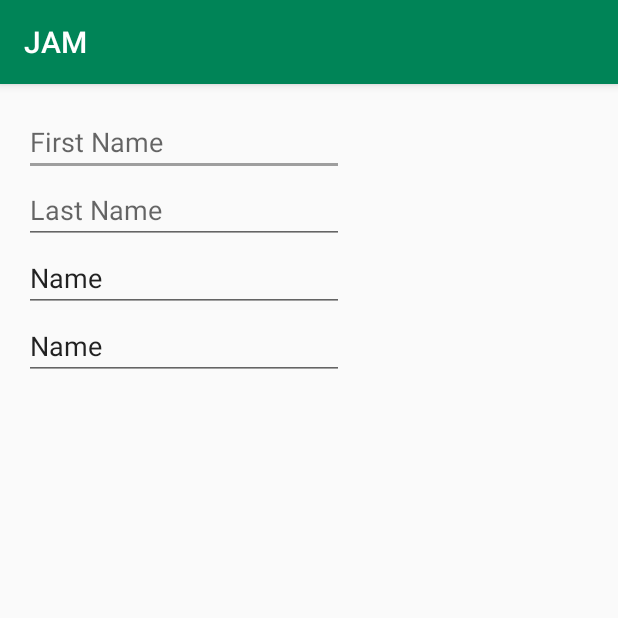
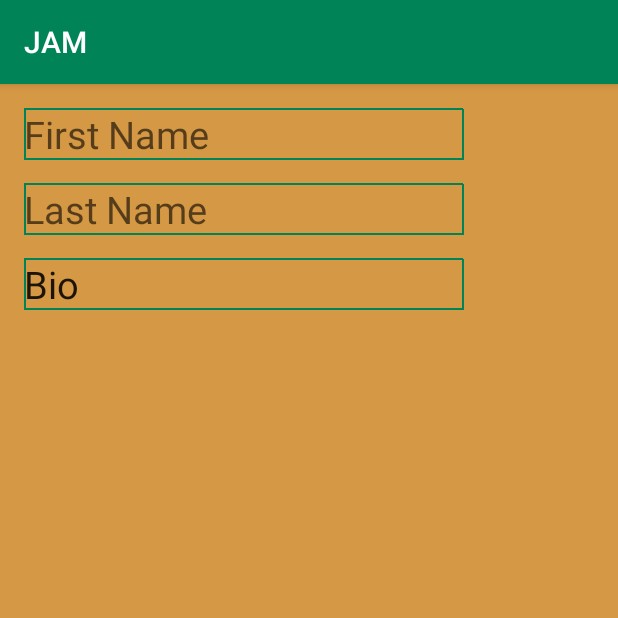
Before and after one commit to clonetrooper67/JAM, an Android app: the ProfileEditActivity screen opened directly, with no data from a screen before it, on a phone screen of 412 x 824 dp, the top half of it. Run offline under Robolectric (Android 15) with nearby library versions, the phone set to English and light mode, and no system bars.

Commit message:
New profile

```diff
--- a/app/src/main/res/layout/activity_post_pager.xml
+++ b/app/src/main/res/layout/activity_post_pager.xml
@@ -6,7 +6,8 @@
         android:orientation="vertical"
         android:layout_width="match_parent"
         android:layout_height="match_parent"
-        android:layout_centerHorizontal="true">
+        android:layout_alignParentTop="true"
+        android:layout_alignParentStart="true">
 
         <TextView
             android:text="Post body"
@@ -17,7 +18,8 @@
         <LinearLayout
             android:orientation="horizontal"
             android:layout_width="match_parent"
-            android:layout_height="match_parent">
+            android:layout_height="match_parent"
+            android:layout_marginTop="15dp">
 
             <Button
                 android:text="Submit"
--- a/app/src/main/res/layout/activity_profile_edit.xml
+++ b/app/src/main/res/layout/activity_profile_edit.xml
@@ -1,6 +1,7 @@
 <?xml version="1.0" encoding="utf-8"?>
-<RelativeLayout xmlns:android="http://schemas.android.com/apk/res/android"
+<LinearLayout xmlns:android="http://schemas.android.com/apk/res/android"
     xmlns:tools="http://schemas.android.com/tools"
+    android:orientation="vertical"
     android:id="@+id/activity_profile_edit"
     android:layout_width="match_parent"
     android:layout_height="match_parent"
@@ -8,6 +9,7 @@
     android:paddingLeft="@dimen/activity_horizontal_margin"
     android:paddingRight="@dimen/activity_horizontal_margin"
     android:paddingTop="@dimen/activity_vertical_margin"
+    android:background="@color/colorSecondary"
     tools:context="example.com.jam.ProfileEditActivity">
 
     <EditText
@@ -15,10 +17,13 @@
         android:layout_height="wrap_content"
         android:inputType="textPersonName"
         android:ems="10"
+        android:id="@+id/fNameEditText"
+        android:hint="First Name"
         android:layout_alignParentTop="true"
-        android:layout_alignParentStart="true"
-        android:id="@+id/fNameEditText"
-        android:hint="First Name" />
+        android:layout_marginBottom="15dp"
+        android:textSize="25dp"
+        android:background="@drawable/shapeline"
+        android:layout_alignParentStart="true" />
 
     <EditText
         android:layout_width="wrap_content"
@@ -27,26 +32,22 @@
         android:ems="10"
         android:layout_below="@+id/fNameEditText"
         android:layout_alignParentStart="true"
+        android:textSize="25dp"
         android:id="@+id/lNameEditText"
+        android:layout_marginBottom="15dp"
+        android:background="@drawable/shapeline"
         android:hint="Last Name" />
+
 
     <EditText
         android:layout_width="wrap_content"
         android:layout_height="wrap_content"
         android:inputType="textPersonName"
-        android:text="Name"
+        android:text="Bio"
         android:ems="10"
+        android:id="@+id/desc"
         android:layout_below="@+id/lNameEditText"
-        android:layout_alignParentStart="true"
-        android:id="@+id/desc" />
-
-    <EditText
-        android:layout_width="wrap_content"
-        android:layout_height="wrap_content"
-        android:inputType="textPersonName"
-        android:text="Name"
-        android:ems="10"
-        android:layout_below="@+id/desc"
-        android:layout_alignParentStart="true"
-        android:id="@+id/editText4" />
-</RelativeLayout>
+        android:background="@drawable/shapeline"
+        android:textSize="25dp"
+        android:layout_alignParentStart="true" />
+</LinearLayout>
--- a/app/src/main/res/layout/activity_profile_view.xml
+++ b/app/src/main/res/layout/activity_profile_view.xml
@@ -27,7 +27,8 @@
                 android:layout_width="wrap_content"
                 android:layout_height="match_parent"
                 android:id="@+id/card_view_profile_image"
-                android:layout_weight="1" />
+                android:layout_weight="1"
+             />
 
             <LinearLayout
                 android:orientation="horizontal"
@@ -50,16 +51,19 @@
                 android:layout_height="match_parent"
                 android:id="@+id/card_view_profile_name_is"
                 android:layout_weight="0.11" />
+
             <View
             android:layout_width="1dp"
             android:layout_height="match_parent"
             android:background="#008457"></View>
+
             <TextView
                 android:text="FirstName"
                 android:layout_width="wrap_content"
                 android:layout_height="match_parent"
                 android:id="@+id/card_view_profile_name_first"
                 android:layout_weight="0.90" />
+
             <View
                 android:layout_width="1dp"
                 android:layout_height="match_parent"
```
